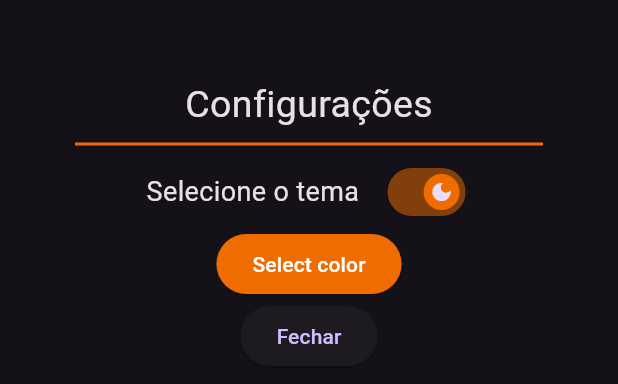
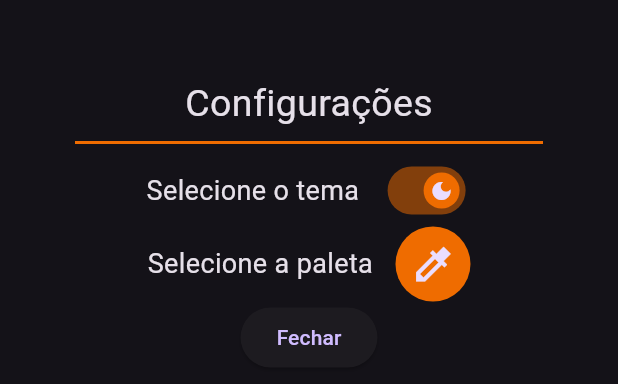
Before and after one commit to TSCTiago/streams_cine, a Flutter app: the ConfigurationModal widget shown alone on an empty page, opened directly, on a phone screen of 412 x 824 dp. Shown: the top 384 px of the screen. Run offline on Flutter 3.47's test engine with Material 2 defaults, Android fonts, the phone set to English and light mode, and no system bars; our stand-ins replace flutter_colorpicker, flutter_rating_bar, skeletons; network calls fail.

```diff
--- a/lib/pages/search_page.dart
+++ b/lib/pages/search_page.dart
@@ -46,7 +46,6 @@ class SearchPage extends StatelessWidget {
           ),
           itemCount: provider.searchedTitles.length,
           itemBuilder: (BuildContext context, int index) {
-            // debugPrint(provider.searchedTitles[index].toString());
             return TitleCard(title: provider.searchedTitles[index]);
           },
         ),
--- a/lib/providers/titles_provider.dart
+++ b/lib/providers/titles_provider.dart
@@ -53,7 +53,6 @@ class TitleProvider with ChangeNotifier {
     await API()
         .requestTitle(_searchedTitles, url)
         .then((value) => isSearching = false);
-    // debugPrint(_searchedTitles.toString());
     notifyListeners();
   }
 
--- a/lib/utils/utils.dart
+++ b/lib/utils/utils.dart
@@ -3,11 +3,9 @@ import 'package:streams_cine/const/app_consts.dart';
 class Utils {
   static String formatDate(String data) {
     String isoDate = data;
-    // debugPrint(isoDate);
-    if (isoDate == "") {
+
+    if (isoDate.isEmpty) {
       return 'Não informado';
-      // isoDate = '2023-01-01';
-      // debugPrint("Deu erro pq veio vazio inteligência");
     }
     DateTime parsedDate = DateTime.parse(isoDate);
 
--- a/lib/widgets/config_modal.dart
+++ b/lib/widgets/config_modal.dart
@@ -78,25 +78,34 @@ class _ConfigurationModalState extends State<ConfigurationModal> {
                 ),
               ],
             ),
-            Container(
-              padding: const EdgeInsets.symmetric(horizontal: 60),
-              child: ElevatedButton(
-                onPressed: () {
-                  showDialog(
-                      context: context,
-                      builder: (BuildContext context) {
-                        return const ColorPickerDialog();
-                      });
-                },
-                style: ButtonStyle(
+            Row(
+              mainAxisAlignment: MainAxisAlignment.center,
+              children: [
+                const Text(
+                  'Selecione a paleta',
+                  style: TextStyle(fontSize: 18.0),
+                ),
+                const SizedBox(
+                  width: 15.0,
+                ),
+                CircleAvatar(
+                  radius: 25,
                   backgroundColor:
-                      MaterialStatePropertyAll(Theme.of(context).primaryColor),
+                      Theme.of(context).primaryColor, //<-- SEE HERE
+                  child: IconButton(
+                    icon: const Icon(
+                      Icons.colorize_sharp,
+                      size: 30.0,
+                      // color: Colors.black,
+                    ),
+                    onPressed: () => showDialog(
+                        context: context,
+                        builder: (BuildContext context) {
+                          return const ColorPickerDialog();
+                        }),
+                  ),
                 ),
-                child: const Text(
-                  "Select color",
-                  style: TextStyle(color: Colors.white),
-                ),
-              ),
+              ],
             ),
             ElevatedButton(
               child: const Text('Fechar'),
```
Also changed, not shown: lib/pages/favorites_page.dart (+12 -3 lines), lib/pages/home_page.dart (+23 -14 lines), lib/widgets/carousel.dart (deleted, +0 -32 lines), lib/widgets/carousel/carousel.dart (added, +42 -0 lines), lib/widgets/season_card.dart (+9 -8 lines), lib/widgets/text_field.dart (+7 -11 lines), lib/widgets/carousel/carrousel_card.dart (renamed from lib/widgets/carrousel_card.dart), lib/widgets/skeleton/skeleton_carousel.dart (added).
